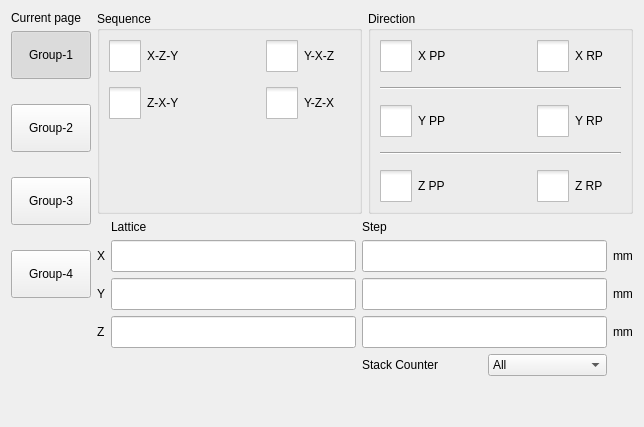
This is hcsettings/ichcstackedsettingsframe.ui in GaussCheng/2-5AxisPunch as Qt 5 draws it before an edit. The edited form follows.
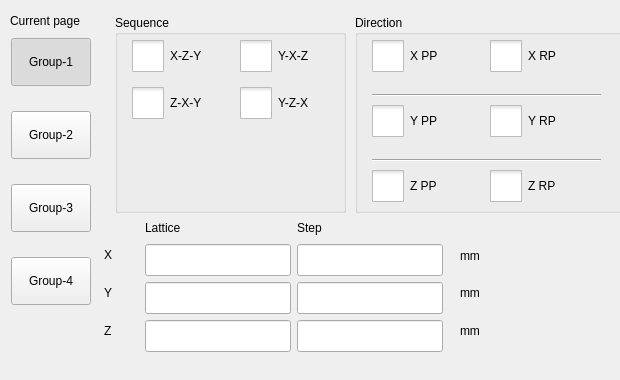
This is the edited form. Icons and pictures are not drawn. Custom widgets are drawn as their Qt base class.

The edit to the form file:
```diff
--- a/hcsettings/ichcstackedsettingsframe.ui
+++ b/hcsettings/ichcstackedsettingsframe.ui
@@ -6,8 +6,8 @@
    <rect>
     <x>0</x>
     <y>0</y>
-    <width>644</width>
-    <height>427</height>
+    <width>620</width>
+    <height>380</height>
    </rect>
   </property>
   <property name="windowTitle">
@@ -19,23 +19,65 @@
   <property name="frameShadow">
    <enum>QFrame::Plain</enum>
   </property>
-  <layout class="QHBoxLayout" name="horizontalLayout_3">
-   <item>
-    <layout class="QVBoxLayout" name="verticalLayout_3">
-     <item>
       <widget class="QLabel" name="currentPageLabel">
+   <property name="geometry">
+    <rect>
+     <x>10</x>
+     <y>10</y>
+     <width>85</width>
+     <height>21</height>
+    </rect>
+   </property>
        <property name="text">
         <string>Current page</string>
        </property>
       </widget>
-     </item>
-     <item>
-      <layout class="QVBoxLayout" name="verticalLayout">
-       <property name="spacing">
-        <number>25</number>
-       </property>
-       <item>
+  <widget class="QPushButton" name="page1ToolButton">
+   <property name="geometry">
+    <rect>
+     <x>11</x>
+     <y>111</y>
+     <width>80</width>
+     <height>48</height>
+    </rect>
+   </property>
+   <property name="sizePolicy">
+    <sizepolicy hsizetype="Fixed" vsizetype="Fixed">
+     <horstretch>0</horstretch>
+     <verstretch>0</verstretch>
+    </sizepolicy>
+   </property>
+   <property name="minimumSize">
+    <size>
+     <width>80</width>
+     <height>48</height>
+    </size>
+   </property>
+   <property name="maximumSize">
+    <size>
+     <width>80</width>
+     <height>48</height>
+    </size>
+   </property>
+   <property name="text">
+    <string>Group-2</string>
+   </property>
+   <property name="checkable">
+    <bool>true</bool>
+   </property>
+   <attribute name="buttonGroup">
+    <string>buttonGroup_2</string>
+   </attribute>
+  </widget>
         <widget class="QPushButton" name="page0ToolButton">
+   <property name="geometry">
+    <rect>
+     <x>11</x>
+     <y>38</y>
+     <width>80</width>
+     <height>48</height>
+    </rect>
+   </property>
          <property name="sizePolicy">
           <sizepolicy hsizetype="Fixed" vsizetype="Fixed">
            <horstretch>0</horstretch>
@@ -64,43 +106,18 @@
           <bool>true</bool>
          </property>
          <attribute name="buttonGroup">
-          <string notr="true">buttonGroup_2</string>
-         </attribute>
-        </widget>
-       </item>
-       <item>
-        <widget class="QPushButton" name="page1ToolButton">
-         <property name="sizePolicy">
-          <sizepolicy hsizetype="Fixed" vsizetype="Fixed">
-           <horstretch>0</horstretch>
-           <verstretch>0</verstretch>
-          </sizepolicy>
-         </property>
-         <property name="minimumSize">
-          <size>
-           <width>80</width>
-           <height>48</height>
-          </size>
-         </property>
-         <property name="maximumSize">
-          <size>
-           <width>80</width>
-           <height>48</height>
-          </size>
-         </property>
-         <property name="text">
-          <string>Group-2</string>
-         </property>
-         <property name="checkable">
-          <bool>true</bool>
-         </property>
-         <attribute name="buttonGroup">
-          <string notr="true">buttonGroup_2</string>
-         </attribute>
-        </widget>
-       </item>
-       <item>
+    <string>buttonGroup_2</string>
+   </attribute>
+  </widget>
         <widget class="QPushButton" name="page2ToolButton">
+   <property name="geometry">
+    <rect>
+     <x>11</x>
+     <y>184</y>
+     <width>80</width>
+     <height>48</height>
+    </rect>
+   </property>
          <property name="sizePolicy">
           <sizepolicy hsizetype="Fixed" vsizetype="Fixed">
            <horstretch>0</horstretch>
@@ -126,12 +143,18 @@
           <bool>true</bool>
          </property>
          <attribute name="buttonGroup">
-          <string notr="true">buttonGroup_2</string>
-         </attribute>
-        </widget>
-       </item>
-       <item>
+    <string>buttonGroup_2</string>
+   </attribute>
+  </widget>
         <widget class="QPushButton" name="page3ToolButton">
+   <property name="geometry">
+    <rect>
+     <x>11</x>
+     <y>257</y>
+     <width>80</width>
+     <height>48</height>
+    </rect>
+   </property>
          <property name="sizePolicy">
           <sizepolicy hsizetype="Fixed" vsizetype="Fixed">
            <horstretch>0</horstretch>
@@ -157,65 +180,229 @@
           <bool>true</bool>
          </property>
          <attribute name="buttonGroup">
-          <string notr="true">buttonGroup_2</string>
-         </attribute>
-        </widget>
-       </item>
-       <item>
-        <spacer name="verticalSpacer">
-         <property name="orientation">
-          <enum>Qt::Vertical</enum>
-         </property>
-         <property name="sizeHint" stdset="0">
+    <string>buttonGroup_2</string>
+   </attribute>
+  </widget>
+  <widget class="QLabel" name="label_3">
+   <property name="geometry">
+    <rect>
+     <x>297</x>
+     <y>217</y>
+     <width>31</width>
+     <height>21</height>
+    </rect>
+   </property>
+   <property name="text">
+    <string>Step</string>
+   </property>
+  </widget>
+  <widget class="ICLineEditWithVirtualNumericKeypad" name="yRPStepLineEdit">
+   <property name="geometry">
+    <rect>
+     <x>297</x>
+     <y>282</y>
+     <width>146</width>
+     <height>32</height>
+    </rect>
+   </property>
+   <property name="minimumSize">
           <size>
-           <width>20</width>
-           <height>40</height>
-          </size>
-         </property>
-        </spacer>
-       </item>
-      </layout>
-     </item>
-    </layout>
-   </item>
-   <item>
-    <layout class="QVBoxLayout" name="verticalLayout_2">
-     <item>
-      <layout class="QHBoxLayout" name="horizontalLayout">
-       <item>
+     <width>0</width>
+     <height>32</height>
+    </size>
+   </property>
+  </widget>
+  <widget class="ICLineEditWithVirtualNumericKeypad" name="xRPLatticeLineEdit">
+   <property name="geometry">
+    <rect>
+     <x>145</x>
+     <y>244</y>
+     <width>146</width>
+     <height>32</height>
+    </rect>
+   </property>
+   <property name="minimumSize">
+    <size>
+     <width>0</width>
+     <height>32</height>
+    </size>
+   </property>
+  </widget>
+  <widget class="ICLineEditWithVirtualNumericKeypad" name="xRPStepLineEdit">
+   <property name="geometry">
+    <rect>
+     <x>297</x>
+     <y>244</y>
+     <width>146</width>
+     <height>32</height>
+    </rect>
+   </property>
+   <property name="minimumSize">
+    <size>
+     <width>0</width>
+     <height>32</height>
+    </size>
+   </property>
+  </widget>
+  <widget class="ICLineEditWithVirtualNumericKeypad" name="yRPLatticeLineEdit">
+   <property name="geometry">
+    <rect>
+     <x>145</x>
+     <y>282</y>
+     <width>146</width>
+     <height>32</height>
+    </rect>
+   </property>
+   <property name="minimumSize">
+    <size>
+     <width>0</width>
+     <height>32</height>
+    </size>
+   </property>
+  </widget>
+  <widget class="ICLineEditWithVirtualNumericKeypad" name="zRPLatticeLineEdit">
+   <property name="geometry">
+    <rect>
+     <x>145</x>
+     <y>320</y>
+     <width>146</width>
+     <height>32</height>
+    </rect>
+   </property>
+   <property name="minimumSize">
+    <size>
+     <width>0</width>
+     <height>32</height>
+    </size>
+   </property>
+  </widget>
+  <widget class="ICLineEditWithVirtualNumericKeypad" name="zRPStepLineEdit">
+   <property name="geometry">
+    <rect>
+     <x>297</x>
+     <y>320</y>
+     <width>146</width>
+     <height>32</height>
+    </rect>
+   </property>
+   <property name="minimumSize">
+    <size>
+     <width>0</width>
+     <height>32</height>
+    </size>
+   </property>
+  </widget>
+  <widget class="QLabel" name="label">
+   <property name="geometry">
+    <rect>
+     <x>460</x>
+     <y>245</y>
+     <width>30</width>
+     <height>21</height>
+    </rect>
+   </property>
+   <property name="text">
+    <string>mm</string>
+   </property>
+  </widget>
+  <widget class="QLabel" name="label_4">
+   <property name="geometry">
+    <rect>
+     <x>460</x>
+     <y>282</y>
+     <width>30</width>
+     <height>21</height>
+    </rect>
+   </property>
+   <property name="text">
+    <string>mm</string>
+   </property>
+  </widget>
+  <widget class="QLabel" name="label_5">
+   <property name="geometry">
+    <rect>
+     <x>460</x>
+     <y>320</y>
+     <width>30</width>
+     <height>21</height>
+    </rect>
+   </property>
+   <property name="text">
+    <string>mm</string>
+   </property>
+  </widget>
+  <widget class="QLabel" name="label_6">
+   <property name="geometry">
+    <rect>
+     <x>104</x>
+     <y>244</y>
+     <width>36</width>
+     <height>21</height>
+    </rect>
+   </property>
+   <property name="text">
+    <string>X</string>
+   </property>
+  </widget>
+  <widget class="QLabel" name="label_7">
+   <property name="geometry">
+    <rect>
+     <x>104</x>
+     <y>282</y>
+     <width>36</width>
+     <height>21</height>
+    </rect>
+   </property>
+   <property name="text">
+    <string>Y</string>
+   </property>
+  </widget>
+  <widget class="QLabel" name="label_8">
+   <property name="geometry">
+    <rect>
+     <x>104</x>
+     <y>320</y>
+     <width>36</width>
+     <height>21</height>
+    </rect>
+   </property>
+   <property name="text">
+    <string>Z</string>
+   </property>
+  </widget>
+  <widget class="QLabel" name="label_2">
+   <property name="geometry">
+    <rect>
+     <x>145</x>
+     <y>217</y>
+     <width>45</width>
+     <height>21</height>
+    </rect>
+   </property>
+   <property name="text">
+    <string>Lattice</string>
+   </property>
+  </widget>
         <widget class="QGroupBox" name="groupBox">
+   <property name="geometry">
+    <rect>
+     <x>115</x>
+     <y>15</y>
+     <width>231</width>
+     <height>198</height>
+    </rect>
+   </property>
          <property name="title">
           <string>Sequence</string>
          </property>
-         <layout class="QFormLayout" name="formLayout">
-          <property name="fieldGrowthPolicy">
-           <enum>QFormLayout::AllNonFixedFieldsGrow</enum>
-          </property>
-          <property name="horizontalSpacing">
-           <number>15</number>
-          </property>
-          <property name="verticalSpacing">
-           <number>15</number>
-          </property>
-          <item row="0" column="0">
            <widget class="QCheckBox" name="xzyCheckBox">
-            <property name="sizePolicy">
-             <sizepolicy hsizetype="Fixed" vsizetype="Fixed">
-              <horstretch>0</horstretch>
-              <verstretch>0</verstretch>
-             </sizepolicy>
-            </property>
-            <property name="minimumSize">
-             <size>
-              <width>142</width>
-              <height>0</height>
-             </size>
-            </property>
-            <property name="maximumSize">
-             <size>
+    <property name="geometry">
+     <rect>
+      <x>17</x>
+      <y>25</y>
               <width>100</width>
-              <height>16777215</height>
-             </size>
+      <height>32</height>
+     </rect>
             </property>
             <property name="styleSheet">
              <string notr="true">::indicator {
@@ -237,23 +424,17 @@
              <string>X-Z-Y</string>
             </property>
             <attribute name="buttonGroup">
-             <string notr="true">buttonGroup</string>
-            </attribute>
-           </widget>
-          </item>
-          <item row="1" column="0">
+     <string>buttonGroup</string>
+    </attribute>
+   </widget>
            <widget class="QCheckBox" name="zxyCheckBox">
-            <property name="sizePolicy">
-             <sizepolicy hsizetype="Fixed" vsizetype="Fixed">
-              <horstretch>0</horstretch>
-              <verstretch>0</verstretch>
-             </sizepolicy>
-            </property>
-            <property name="minimumSize">
-             <size>
-              <width>125</width>
-              <height>0</height>
-             </size>
+    <property name="geometry">
+     <rect>
+      <x>17</x>
+      <y>72</y>
+      <width>100</width>
+      <height>32</height>
+     </rect>
             </property>
             <property name="styleSheet">
              <string notr="true">::indicator {
@@ -275,12 +456,18 @@
              <string>Z-X-Y</string>
             </property>
             <attribute name="buttonGroup">
-             <string notr="true">buttonGroup</string>
-            </attribute>
-           </widget>
-          </item>
-          <item row="1" column="1">
+     <string>buttonGroup</string>
+    </attribute>
+   </widget>
            <widget class="QCheckBox" name="yzxCheckBox">
+    <property name="geometry">
+     <rect>
+      <x>125</x>
+      <y>72</y>
+      <width>100</width>
+      <height>32</height>
+     </rect>
+    </property>
             <property name="styleSheet">
              <string notr="true">::indicator {
      width: 32px;
@@ -301,12 +488,18 @@
              <string>Y-Z-X</string>
             </property>
             <attribute name="buttonGroup">
-             <string notr="true">buttonGroup</string>
-            </attribute>
-           </widget>
-          </item>
-          <item row="0" column="1">
+     <string>buttonGroup</string>
+    </attribute>
+   </widget>
            <widget class="QCheckBox" name="yxzCheckBox">
+    <property name="geometry">
+     <rect>
+      <x>125</x>
+      <y>25</y>
+      <width>100</width>
+      <height>32</height>
+     </rect>
+    </property>
             <property name="maximumSize">
              <size>
               <width>100</width>
@@ -333,47 +526,30 @@
              <string>Y-X-Z</string>
             </property>
             <attribute name="buttonGroup">
-             <string notr="true">buttonGroup</string>
-            </attribute>
-           </widget>
-          </item>
-         </layout>
-        </widget>
-       </item>
-       <item>
+     <string>buttonGroup</string>
+    </attribute>
+   </widget>
+  </widget>
         <widget class="QGroupBox" name="groupBox_2">
+   <property name="geometry">
+    <rect>
+     <x>355</x>
+     <y>15</y>
+     <width>271</width>
+     <height>198</height>
+    </rect>
+   </property>
          <property name="title">
           <string>Direction</string>
          </property>
-         <layout class="QFormLayout" name="formLayout_2">
-          <property name="fieldGrowthPolicy">
-           <enum>QFormLayout::AllNonFixedFieldsGrow</enum>
-          </property>
-          <property name="horizontalSpacing">
-           <number>15</number>
-          </property>
-          <property name="verticalSpacing">
-           <number>15</number>
-          </property>
-          <item row="0" column="0">
            <widget class="QCheckBox" name="xPPCheckBox">
-            <property name="sizePolicy">
-             <sizepolicy hsizetype="Fixed" vsizetype="Fixed">
-              <horstretch>0</horstretch>
-              <verstretch>0</verstretch>
-             </sizepolicy>
-            </property>
-            <property name="minimumSize">
-             <size>
-              <width>142</width>
-              <height>0</height>
-             </size>
-            </property>
-            <property name="maximumSize">
-             <size>
+    <property name="geometry">
+     <rect>
+      <x>17</x>
+      <y>25</y>
               <width>100</width>
-              <height>16777215</height>
-             </size>
+      <height>32</height>
+     </rect>
             </property>
             <property name="styleSheet">
              <string notr="true">::indicator {
@@ -395,12 +571,18 @@
              <string>X PP</string>
             </property>
             <attribute name="buttonGroup">
-             <string notr="true">buttonGroup_3</string>
-            </attribute>
-           </widget>
-          </item>
-          <item row="0" column="1">
+     <string>buttonGroup_3</string>
+    </attribute>
+   </widget>
            <widget class="QCheckBox" name="xRPCheckBox">
+    <property name="geometry">
+     <rect>
+      <x>135</x>
+      <y>25</y>
+      <width>100</width>
+      <height>32</height>
+     </rect>
+    </property>
             <property name="layoutDirection">
              <enum>Qt::LeftToRight</enum>
             </property>
@@ -424,24 +606,24 @@
              <string>X RP</string>
             </property>
             <attribute name="buttonGroup">
-             <string notr="true">buttonGroup_3</string>
-            </attribute>
-           </widget>
-          </item>
-          <item row="2" column="0">
+     <string>buttonGroup_3</string>
+    </attribute>
+   </widget>
            <widget class="QCheckBox" name="yPPCheckBox">
+    <property name="geometry">
+     <rect>
+      <x>17</x>
+      <y>90</y>
+      <width>100</width>
+      <height>32</height>
+     </rect>
+    </property>
             <property name="sizePolicy">
              <sizepolicy hsizetype="Fixed" vsizetype="Fixed">
               <horstretch>0</horstretch>
               <verstretch>0</verstretch>
              </sizepolicy>
             </property>
-            <property name="minimumSize">
-             <size>
-              <width>125</width>
-              <height>0</height>
-             </size>
-            </property>
             <property name="styleSheet">
              <string notr="true">::indicator {
      width: 32px;
@@ -462,12 +644,18 @@
              <string>Y PP</string>
             </property>
             <attribute name="buttonGroup">
-             <string notr="true">buttonGroup_4</string>
-            </attribute>
-           </widget>
-          </item>
-          <item row="2" column="1">
+     <string>buttonGroup_4</string>
+    </attribute>
+   </widget>
            <widget class="QCheckBox" name="yRPCheckBox">
+    <property name="geometry">
+     <rect>
+      <x>135</x>
+      <y>90</y>
+      <width>100</width>
+      <height>32</height>
+     </rect>
+    </property>
             <property name="styleSheet">
              <string notr="true">::indicator {
      width: 32px;
@@ -488,24 +676,24 @@
              <string>Y RP</string>
             </property>
             <attribute name="buttonGroup">
-             <string notr="true">buttonGroup_4</string>
-            </attribute>
-           </widget>
-          </item>
-          <item row="4" column="0">
+     <string>buttonGroup_4</string>
+    </attribute>
+   </widget>
            <widget class="QCheckBox" name="zPPCheckBox">
+    <property name="geometry">
+     <rect>
+      <x>17</x>
+      <y>155</y>
+      <width>100</width>
+      <height>32</height>
+     </rect>
+    </property>
             <property name="sizePolicy">
              <sizepolicy hsizetype="Fixed" vsizetype="Fixed">
               <horstretch>0</horstretch>
               <verstretch>0</verstretch>
              </sizepolicy>
             </property>
-            <property name="minimumSize">
-             <size>
-              <width>125</width>
-              <height>0</height>
-             </size>
-            </property>
             <property name="styleSheet">
              <string notr="true">::indicator {
      width: 32px;
@@ -526,12 +714,18 @@
              <string>Z PP</string>
             </property>
             <attribute name="buttonGroup">
-             <string notr="true">buttonGroup_5</string>
-            </attribute>
-           </widget>
-          </item>
-          <item row="4" column="1">
+     <string>buttonGroup_5</string>
+    </attribute>
+   </widget>
            <widget class="QCheckBox" name="zRPCheckBox">
+    <property name="geometry">
+     <rect>
+      <x>135</x>
+      <y>155</y>
+      <width>100</width>
+      <height>32</height>
+     </rect>
+    </property>
             <property name="styleSheet">
              <string notr="true">::indicator {
      width: 32px;
@@ -552,210 +746,36 @@
              <string>Z RP</string>
             </property>
             <attribute name="buttonGroup">
-             <string notr="true">buttonGroup_5</string>
-            </attribute>
-           </widget>
-          </item>
-          <item row="1" column="0" colspan="2">
+     <string>buttonGroup_5</string>
+    </attribute>
+   </widget>
            <widget class="Line" name="line">
+    <property name="geometry">
+     <rect>
+      <x>17</x>
+      <y>72</y>
+      <width>229</width>
+      <height>16</height>
+     </rect>
+    </property>
             <property name="orientation">
              <enum>Qt::Horizontal</enum>
             </property>
            </widget>
-          </item>
-          <item row="3" column="0" colspan="2">
            <widget class="Line" name="line_2">
+    <property name="geometry">
+     <rect>
+      <x>17</x>
+      <y>137</y>
+      <width>229</width>
+      <height>16</height>
+     </rect>
+    </property>
             <property name="orientation">
              <enum>Qt::Horizontal</enum>
             </property>
            </widget>
-          </item>
-         </layout>
-        </widget>
-       </item>
-      </layout>
-     </item>
-     <item>
-      <layout class="QGridLayout" name="gridLayout">
-       <item row="0" column="1">
-        <widget class="QLabel" name="label_2">
-         <property name="text">
-          <string>Lattice</string>
-         </property>
-        </widget>
-       </item>
-       <item row="0" column="2">
-        <widget class="QLabel" name="label_3">
-         <property name="text">
-          <string>Step</string>
-         </property>
-        </widget>
-       </item>
-       <item row="2" column="2">
-        <widget class="ICLineEditWithVirtualNumericKeypad" name="yRPStepLineEdit">
-         <property name="minimumSize">
-          <size>
-           <width>0</width>
-           <height>32</height>
-          </size>
-         </property>
-        </widget>
-       </item>
-       <item row="1" column="1">
-        <widget class="ICLineEditWithVirtualNumericKeypad" name="xRPLatticeLineEdit">
-         <property name="minimumSize">
-          <size>
-           <width>0</width>
-           <height>32</height>
-          </size>
-         </property>
-        </widget>
-       </item>
-       <item row="1" column="2">
-        <widget class="ICLineEditWithVirtualNumericKeypad" name="xRPStepLineEdit">
-         <property name="minimumSize">
-          <size>
-           <width>0</width>
-           <height>32</height>
-          </size>
-         </property>
-        </widget>
-       </item>
-       <item row="2" column="1">
-        <widget class="ICLineEditWithVirtualNumericKeypad" name="yRPLatticeLineEdit">
-         <property name="minimumSize">
-          <size>
-           <width>0</width>
-           <height>32</height>
-          </size>
-         </property>
-        </widget>
-       </item>
-       <item row="3" column="1">
-        <widget class="ICLineEditWithVirtualNumericKeypad" name="zRPLatticeLineEdit">
-         <property name="minimumSize">
-          <size>
-           <width>0</width>
-           <height>32</height>
-          </size>
-         </property>
-        </widget>
-       </item>
-       <item row="3" column="2">
-        <widget class="ICLineEditWithVirtualNumericKeypad" name="zRPStepLineEdit">
-         <property name="minimumSize">
-          <size>
-           <width>0</width>
-           <height>32</height>
-          </size>
-         </property>
-        </widget>
-       </item>
-       <item row="1" column="3">
-        <widget class="QLabel" name="label">
-         <property name="text">
-          <string>mm</string>
-         </property>
-        </widget>
-       </item>
-       <item row="2" column="3">
-        <widget class="QLabel" name="label_4">
-         <property name="text">
-          <string>mm</string>
-         </property>
-        </widget>
-       </item>
-       <item row="3" column="3">
-        <widget class="QLabel" name="label_5">
-         <property name="text">
-          <string>mm</string>
-         </property>
-        </widget>
-       </item>
-       <item row="1" column="0">
-        <widget class="QLabel" name="label_6">
-         <property name="text">
-          <string>X</string>
-         </property>
-        </widget>
-       </item>
-       <item row="2" column="0">
-        <widget class="QLabel" name="label_7">
-         <property name="text">
-          <string>Y</string>
-         </property>
-        </widget>
-       </item>
-       <item row="3" column="0">
-        <widget class="QLabel" name="label_8">
-         <property name="text">
-          <string>Z</string>
-         </property>
-        </widget>
-       </item>
-       <item row="4" column="2">
-        <layout class="QHBoxLayout" name="horizontalLayout_2">
-         <item>
-          <widget class="QLabel" name="label_9">
-           <property name="text">
-            <string>Stack Counter</string>
-           </property>
-          </widget>
-         </item>
-         <item>
-          <widget class="QComboBox" name="countWayBox">
-           <item>
-            <property name="text">
-             <string>All</string>
-            </property>
-           </item>
-           <item>
-            <property name="text">
-             <string>Good</string>
-            </property>
-           </item>
-           <item>
-            <property name="text">
-             <string>Stack-1</string>
-            </property>
-           </item>
-           <item>
-            <property name="text">
-             <string>Stack-2</string>
-            </property>
-           </item>
-           <item>
-            <property name="text">
-             <string>Stack-3</string>
-            </property>
-           </item>
-           <item>
-            <property name="text">
-             <string>Stack-4</string>
-            </property>
-           </item>
-          </widget>
-         </item>
-        </layout>
-       </item>
-      </layout>
-     </item>
-     <item>
-      <spacer name="verticalSpacer_2">
-       <property name="orientation">
-        <enum>Qt::Vertical</enum>
-       </property>
-       <property name="sizeHint" stdset="0">
-        <size>
-         <width>20</width>
-         <height>40</height>
-        </size>
-       </property>
-      </spacer>
-     </item>
-    </layout>
-   </item>
-  </layout>
+  </widget>
  </widget>
  <customwidgets>
   <customwidget>
```
Left out of the diff: 2 changed lines with no effect on the pictures. Lines whose indentation alone changed are shown as unchanged.
